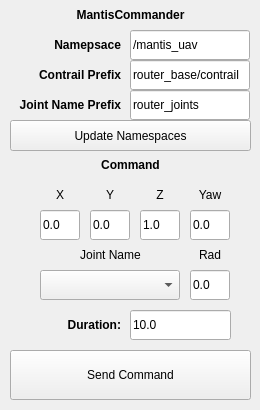
First picture: the form in rqt_mantis_commander/resource/MantisCommander.ui, repository pryre/mantis, before the edit.
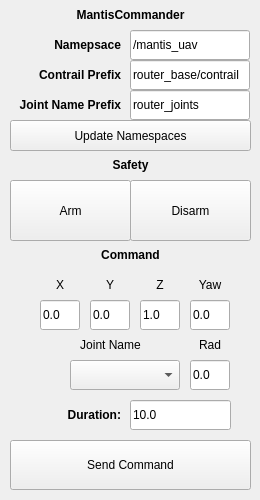
Second picture: the form after the edit.

```diff
--- a/rqt_mantis_commander/resource/MantisCommander.ui
+++ b/rqt_mantis_commander/resource/MantisCommander.ui
@@ -7,7 +7,7 @@
     <x>0</x>
     <y>0</y>
     <width>260</width>
-    <height>410</height>
+    <height>500</height>
    </rect>
   </property>
   <property name="sizePolicy">
@@ -19,7 +19,7 @@
   <property name="minimumSize">
    <size>
     <width>260</width>
-    <height>410</height>
+    <height>500</height>
    </size>
   </property>
   <property name="windowTitle">
@@ -86,7 +86,7 @@
    <property name="geometry">
     <rect>
      <x>10</x>
-     <y>150</y>
+     <y>240</y>
      <width>241</width>
      <height>30</height>
     </rect>
@@ -111,7 +111,7 @@
    <property name="geometry">
     <rect>
      <x>10</x>
-     <y>350</y>
+     <y>440</y>
      <width>241</width>
      <height>50</height>
     </rect>
@@ -222,7 +222,7 @@
    <property name="geometry">
     <rect>
      <x>90</x>
-     <y>210</y>
+     <y>300</y>
      <width>40</width>
      <height>30</height>
     </rect>
@@ -238,7 +238,7 @@
    <property name="geometry">
     <rect>
      <x>40</x>
-     <y>210</y>
+     <y>300</y>
      <width>40</width>
      <height>30</height>
     </rect>
@@ -254,7 +254,7 @@
    <property name="geometry">
     <rect>
      <x>140</x>
-     <y>210</y>
+     <y>300</y>
      <width>40</width>
      <height>30</height>
     </rect>
@@ -270,7 +270,7 @@
    <property name="geometry">
     <rect>
      <x>190</x>
-     <y>210</y>
+     <y>300</y>
      <width>40</width>
      <height>30</height>
     </rect>
@@ -286,7 +286,7 @@
    <property name="geometry">
     <rect>
      <x>40</x>
-     <y>180</y>
+     <y>270</y>
      <width>40</width>
      <height>30</height>
     </rect>
@@ -308,7 +308,7 @@
    <property name="geometry">
     <rect>
      <x>90</x>
-     <y>180</y>
+     <y>270</y>
      <width>40</width>
      <height>30</height>
     </rect>
@@ -330,7 +330,7 @@
    <property name="geometry">
     <rect>
      <x>140</x>
-     <y>180</y>
+     <y>270</y>
      <width>40</width>
      <height>30</height>
     </rect>
@@ -352,7 +352,7 @@
    <property name="geometry">
     <rect>
      <x>190</x>
-     <y>180</y>
+     <y>270</y>
      <width>40</width>
      <height>30</height>
     </rect>
@@ -373,9 +373,9 @@
   <widget class="QComboBox" name="combo_joints">
    <property name="geometry">
     <rect>
-     <x>40</x>
-     <y>270</y>
-     <width>140</width>
+     <x>70</x>
+     <y>360</y>
+     <width>110</width>
      <height>30</height>
     </rect>
    </property>
@@ -384,7 +384,7 @@
    <property name="geometry">
     <rect>
      <x>190</x>
-     <y>270</y>
+     <y>360</y>
      <width>40</width>
      <height>30</height>
     </rect>
@@ -400,7 +400,7 @@
    <property name="geometry">
     <rect>
      <x>40</x>
-     <y>240</y>
+     <y>330</y>
      <width>141</width>
      <height>30</height>
     </rect>
@@ -422,7 +422,7 @@
    <property name="geometry">
     <rect>
      <x>190</x>
-     <y>240</y>
+     <y>330</y>
      <width>40</width>
      <height>30</height>
     </rect>
@@ -444,7 +444,7 @@
    <property name="geometry">
     <rect>
      <x>30</x>
-     <y>310</y>
+     <y>400</y>
      <width>91</width>
      <height>30</height>
     </rect>
@@ -466,7 +466,7 @@
    <property name="geometry">
     <rect>
      <x>130</x>
-     <y>310</y>
+     <y>400</y>
      <width>101</width>
      <height>30</height>
     </rect>
@@ -478,6 +478,66 @@
     <string>/mavros</string>
    </property>
   </widget>
+  <widget class="QPushButton" name="button_arm">
+   <property name="enabled">
+    <bool>true</bool>
+   </property>
+   <property name="geometry">
+    <rect>
+     <x>10</x>
+     <y>180</y>
+     <width>121</width>
+     <height>61</height>
+    </rect>
+   </property>
+   <property name="text">
+    <string>Arm</string>
+   </property>
+   <property name="default">
+    <bool>false</bool>
+   </property>
+  </widget>
+  <widget class="QPushButton" name="button_disarm">
+   <property name="enabled">
+    <bool>true</bool>
+   </property>
+   <property name="geometry">
+    <rect>
+     <x>130</x>
+     <y>180</y>
+     <width>121</width>
+     <height>61</height>
+    </rect>
+   </property>
+   <property name="text">
+    <string>Disarm</string>
+   </property>
+   <property name="default">
+    <bool>false</bool>
+   </property>
+  </widget>
+  <widget class="QLabel" name="label_command_9">
+   <property name="geometry">
+    <rect>
+     <x>10</x>
+     <y>150</y>
+     <width>241</width>
+     <height>30</height>
+    </rect>
+   </property>
+   <property name="font">
+    <font>
+     <weight>75</weight>
+     <bold>true</bold>
+    </font>
+   </property>
+   <property name="text">
+    <string>Safety</string>
+   </property>
+   <property name="alignment">
+    <set>Qt::AlignCenter</set>
+   </property>
+  </widget>
  </widget>
  <resources/>
  <connections/>
```
